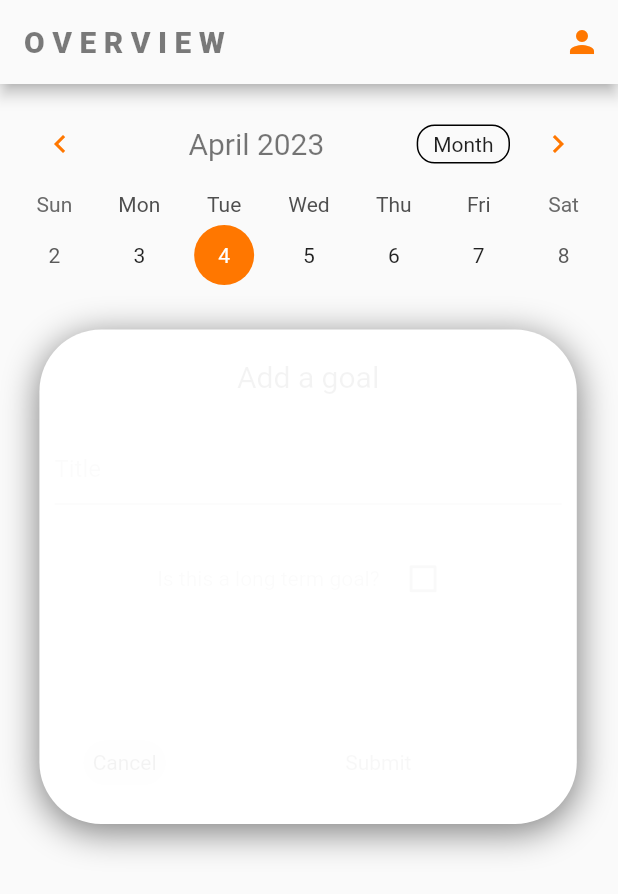
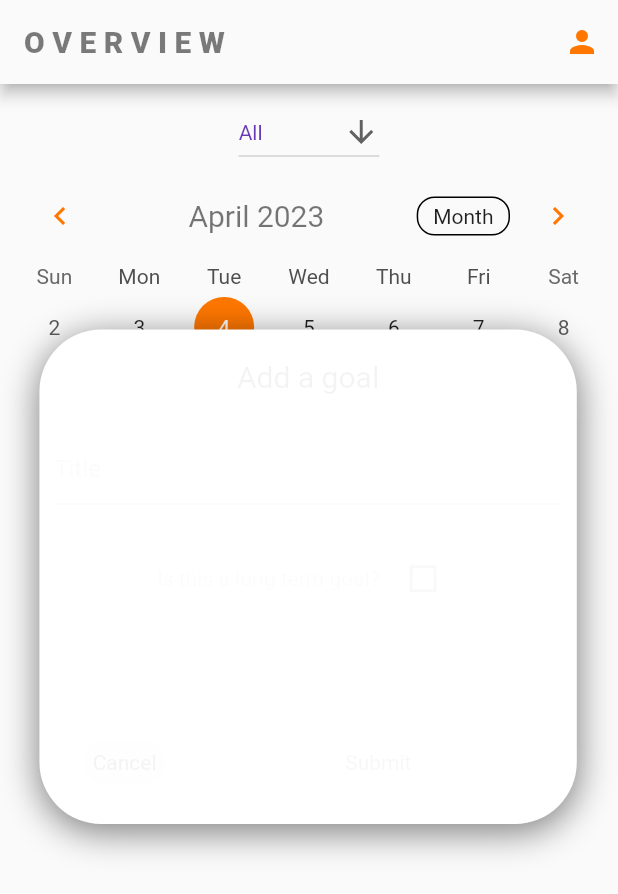
Before and after one commit to jreed223/GetUP, a Flutter app: the HomePage screen opened directly, after a tap on "Add a goal", on a phone screen of 412 x 824 dp. Shown: the top 894 px of the screen. Run offline on Flutter 3.47's test engine with Material 2 defaults, Android fonts, the phone set to English and light mode, and no system bars; drawn by our look-alikes of table_calendar; our stand-ins replace animated_flip_counter, cloud_firestore, firebase_auth, firebase_core, lottie, percent_indicator; missing offline and left inert: dart:html, dart:js, dart:js_util, flutter_echarts; accounts and stored records are empty; network calls fail.

Commit message:
creating filter for goals (non functional)

```diff
--- a/lib/widgets/calendar.dart
+++ b/lib/widgets/calendar.dart
@@ -4,6 +4,8 @@ import 'package:getup_csc450/widgets/goal_display.dart';
 import 'package:intl/intl.dart';
 import 'package:table_calendar/table_calendar.dart';
 import 'package:cloud_firestore/cloud_firestore.dart';
+
+import 'filter.dart';
 
 class CalendarWidget extends StatefulWidget {
   const CalendarWidget({super.key});
@@ -64,11 +66,8 @@ class _CalendarWidgetState extends State<CalendarWidget> {
       padding: const EdgeInsets.all(8.0),
       child: Column(
         children: [
-          GestureDetector(
-            onForcePressPeak: (details) {
-              weekOrMonthView();
-            },
-            child: TableCalendar(
+          Filter(),
+          TableCalendar(
             focusedDay: _focusedDay,
             firstDay: _firstDay,
             lastDay: _lastDay,
@@ -108,7 +107,6 @@ class _CalendarWidgetState extends State<CalendarWidget> {
               todayTextStyle: TextStyle(color: Colors.white),
             ),
           ),
-          ),
           Expanded(
               child: GoalView(selectedDate: formatter.format(_focusedDay))),
         ],
--- /dev/null
+++ b/lib/widgets/filter.dart
@@ -0,0 +1,66 @@
+import 'package:flutter/material.dart';
+import 'package:provider/provider.dart';
+
+/// This is the filter widget that will be used to filter the goals
+class Filter extends StatefulWidget {
+  Filter({super.key});
+
+  List<String> filterOptionsList = [
+    'All',
+    'Short Term',
+    'Long Term',
+    'Completed',
+    'Incomplete',
+  ];
+
+  @override
+  State<Filter> createState() => _FilterState();
+}
+
+class _FilterState extends State<Filter> {
+  String selectedFilterOption = 'All';
+  @override
+  Widget build(BuildContext context) {
+    return Consumer(builder: (context, provider, child) {
+      return DropdownButton<String>(
+        // TODO: Change this to the provider method that grabs the filter value
+        value: selectedFilterOption,
+        icon: const Icon(Icons.arrow_downward),
+        elevation: 16,
+        style: const TextStyle(color: Colors.deepPurple),
+        onChanged: (String? value) {
+          // This is called when the user selects an item.
+          setState(() {
+            // TODO: Change this to the provider method that sets the filter value
+            selectedFilterOption = value!;
+          });
+        },
+        items: widget.filterOptionsList
+            .map<DropdownMenuItem<String>>((String value) {
+          return DropdownMenuItem<String>(
+            value: value,
+            child: Text(value),
+          );
+        }).toList(),
+      );
+    });
+  }
+}
+
+/// This will hold the state of the filter
+
+class FilterState extends ChangeNotifier {
+  /// This is the only instance of the GoalDataState class
+  static final FilterState mainInstance = FilterState._mainInstanceCreator();
+
+  /// This is the constructor for the GoalDataState class
+  /// It is private so that it can only be called by the getInstance method
+  /// This ensures that there is only one instance of the GoalDataState class
+  FilterState._mainInstanceCreator();
+
+  /// This method returns the only instance of the GoalDataState class
+  /// If the instance has not been created yet, it will create the instance
+  factory FilterState() {
+    return mainInstance;
+  }
+}
```
Lines whose indentation alone changed are shown as unchanged.
